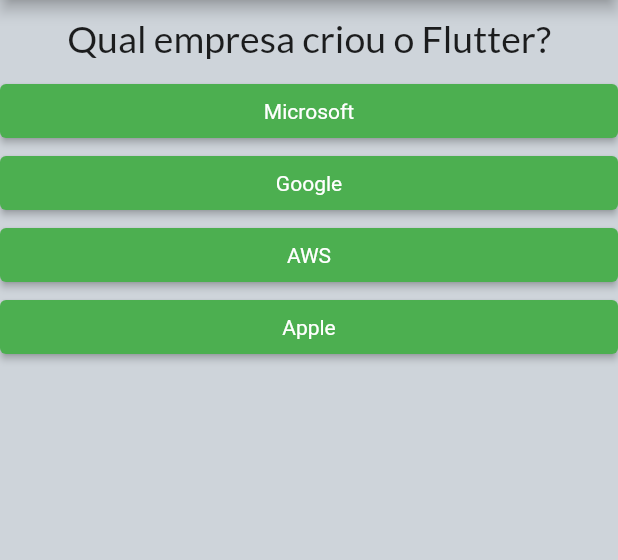
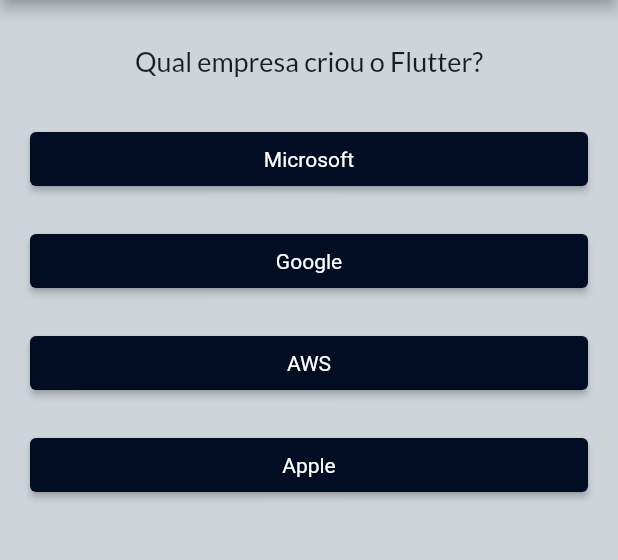
Before and after one commit to leiarafaela/quiz_app, a Flutter app: the screen it shows after launch, on a phone screen of 412 x 824 dp, the part 84-644 px from its top. Run offline on Flutter 3.47's test engine with Material 2 defaults, Android fonts, the phone set to English and light mode, and no system bars; our stand-ins replace google_fonts; Roboto replaces fonts that are missing (Acme).

Commit message:
Small refactorings

```diff
--- a/lib/questao.dart
+++ b/lib/questao.dart
@@ -15,7 +15,6 @@ class Questao extends StatelessWidget {
       margin: const EdgeInsets.all(10),
       child: Text(
         texto,
-        style: const TextStyle(fontSize: 25),
         textAlign: TextAlign.center,
       ),
     );
--- a/lib/questionario.dart
+++ b/lib/questionario.dart
@@ -27,9 +27,11 @@ class Questionario extends StatelessWidget {
 
     return Column(
       children: [
+        const SizedBox(height: 20),
         Questao(
           texto: perguntas[perguntaSelecionada]['pergunta'].toString(),
         ),
+        const SizedBox(height: 20),
         ...respostas.map((resp) {
           return Resposta(
             texto: resp['alternativa'].toString(),
--- a/lib/resposta.dart
+++ b/lib/resposta.dart
@@ -13,18 +13,11 @@ class Resposta extends StatelessWidget {
   @override
   Widget build(BuildContext context) {
     return Container(
+      padding: const EdgeInsets.only(bottom: 20, left: 20, right: 20),
       width: double.infinity,
       child: ElevatedButton(
-        style: ButtonStyle(
-          backgroundColor: MaterialStateProperty.all(Colors.green),
-        ),
         onPressed: quandoPressionado,
-        child: Text(
-          texto,
-          style: const TextStyle(
-            color: Colors.white,
-          ),
-        ),
+        child: Text(texto),
       ),
     );
   }
--- a/lib/resultado.dart
+++ b/lib/resultado.dart
@@ -1,7 +1,7 @@
 import 'package:flutter/material.dart';
 
 class Resultado extends StatelessWidget {
-  Resultado({
+  const Resultado({
     super.key,
     required this.pontuacao,
     required this.reiniciarApp,
```
Also changed, not shown: 1 other file.
